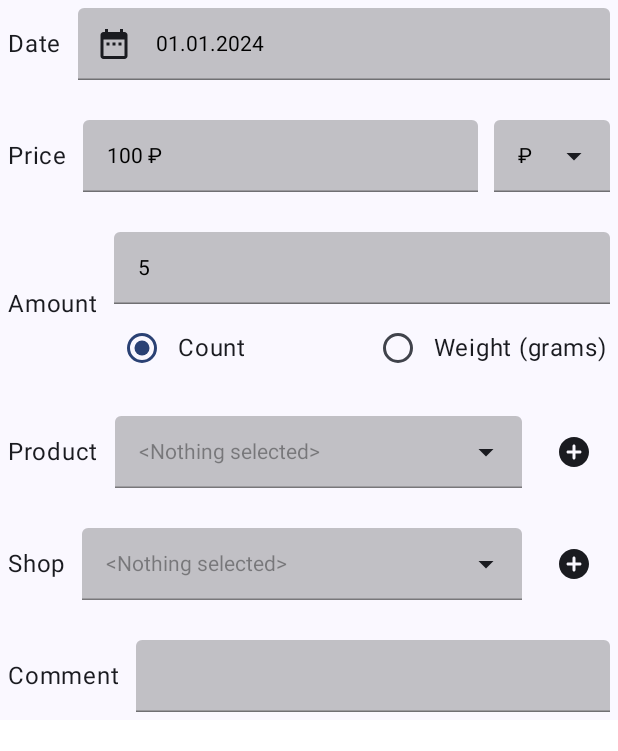
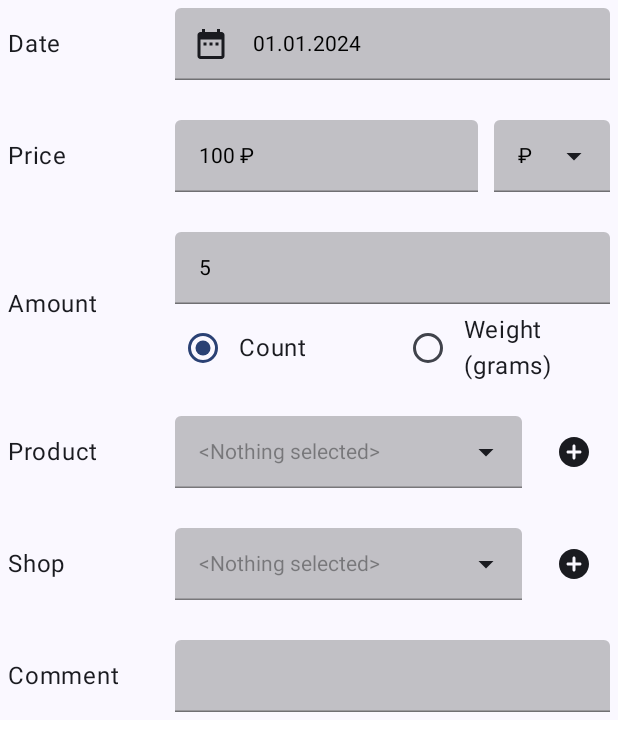
Before and after one commit to Ircover/MVI-Compose-Housekeeper, an Android app built with Jetpack Compose: the @Preview function PreviewSpendCardScreen_Default, on a phone screen of 412 x 824 dp. Shown: the top 751 px of the screen. Run offline under Robolectric (Android 15) with nearby library versions, the phone set to English and light mode, and no system bars; libraries missing offline, so code that uses them is left out: org.orbitmvi.orbit.

Commit message:
feature: выравнивает разметку карточки траты

```diff
--- a/app/src/main/java/com/example/housekeeper/presentation/spend_card/SpendCardScreen.kt
+++ b/app/src/main/java/com/example/housekeeper/presentation/spend_card/SpendCardScreen.kt
@@ -289,6 +289,7 @@ private fun RenderSpendCardViewModel(
     val currentOnDateClick by rememberUpdatedState(onDateClick)
     val currentOnCommentChanged by rememberUpdatedState(onCommentChanged)
 
+    val firstColumnWidthFraction = 0.25f
     Column(
         verticalArrangement = Arrangement.spacedVerticallyByDefault(),
     ) {
@@ -298,7 +299,9 @@ private fun RenderSpendCardViewModel(
         ) {
             Text(
                 text = stringResource(R.string.date),
-                modifier = Modifier.paddingSmall(),
+                modifier = Modifier
+                    .paddingSmall()
+                    .fillMaxWidth(firstColumnWidthFraction),
             )
             DateTextField(
                 date = state.dateString,
@@ -314,7 +317,9 @@ private fun RenderSpendCardViewModel(
         ) {
             Text(
                 text = stringResource(R.string.price),
-                modifier = Modifier.paddingSmall(),
+                modifier = Modifier
+                    .paddingSmall()
+                    .fillMaxWidth(firstColumnWidthFraction),
             )
             PriceTextField(
                 price = state.priceFieldValue,
@@ -340,7 +345,9 @@ private fun RenderSpendCardViewModel(
         ) {
             Text(
                 text = stringResource(R.string.amount),
-                modifier = Modifier.paddingSmall(),
+                modifier = Modifier
+                    .paddingSmall()
+                    .fillMaxWidth(firstColumnWidthFraction),
             )
             Column(
                 modifier = Modifier.fillMaxWidth()
@@ -375,7 +382,9 @@ private fun RenderSpendCardViewModel(
         ) {
             Text(
                 text = stringResource(R.string.product),
-                modifier = Modifier.paddingSmall(),
+                modifier = Modifier
+                    .paddingSmall()
+                    .fillMaxWidth(firstColumnWidthFraction),
             )
             CustomDropdownMenu(
                 modifier = Modifier
@@ -422,7 +431,9 @@ private fun RenderSpendCardViewModel(
         ) {
             Text(
                 text = stringResource(R.string.shop),
-                modifier = Modifier.paddingSmall(),
+                modifier = Modifier
+                    .paddingSmall()
+                    .fillMaxWidth(firstColumnWidthFraction),
             )
             CustomDropdownMenu(
                 modifier = Modifier
@@ -469,7 +480,9 @@ private fun RenderSpendCardViewModel(
         ) {
             Text(
                 text = stringResource(R.string.comment),
-                modifier = Modifier.paddingSmall(),
+                modifier = Modifier
+                    .paddingSmall()
+                    .fillMaxWidth(firstColumnWidthFraction),
             )
             CustomTextField(
                 value = state.comment,
```
